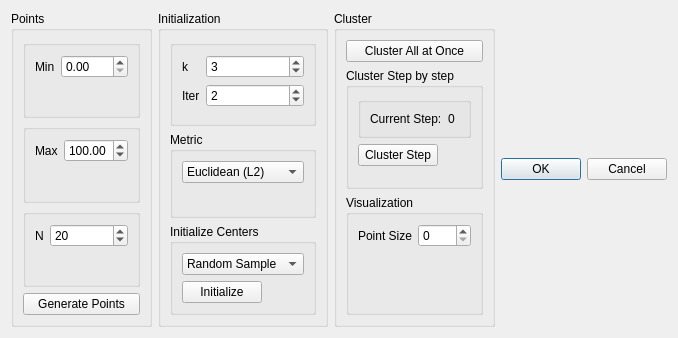
denizkavzak/Interactive-KMeans-QT, file KMeansDialog.ui: the form before one commit.
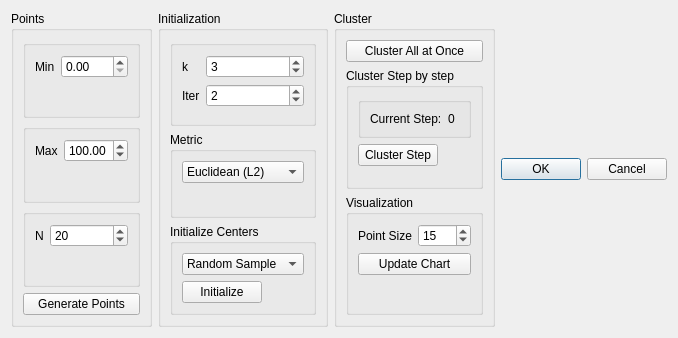
The form after the commit.

Diff of the .ui file:
```diff
--- a/KMeansDialog.ui
+++ b/KMeansDialog.ui
@@ -303,7 +303,18 @@
           </widget>
          </item>
          <item row="0" column="1">
-          <widget class="QSpinBox" name="pointSizeSpinBox"/>
+          <widget class="QSpinBox" name="pointSizeSpinBox">
+           <property name="value">
+            <number>15</number>
+           </property>
+          </widget>
+         </item>
+         <item row="1" column="0" colspan="2">
+          <widget class="QPushButton" name="updateChartButton">
+           <property name="text">
+            <string>Update Chart</string>
+           </property>
+          </widget>
          </item>
         </layout>
        </widget>
```
Left out of the diff: 17 changed lines with no effect on the pictures.
